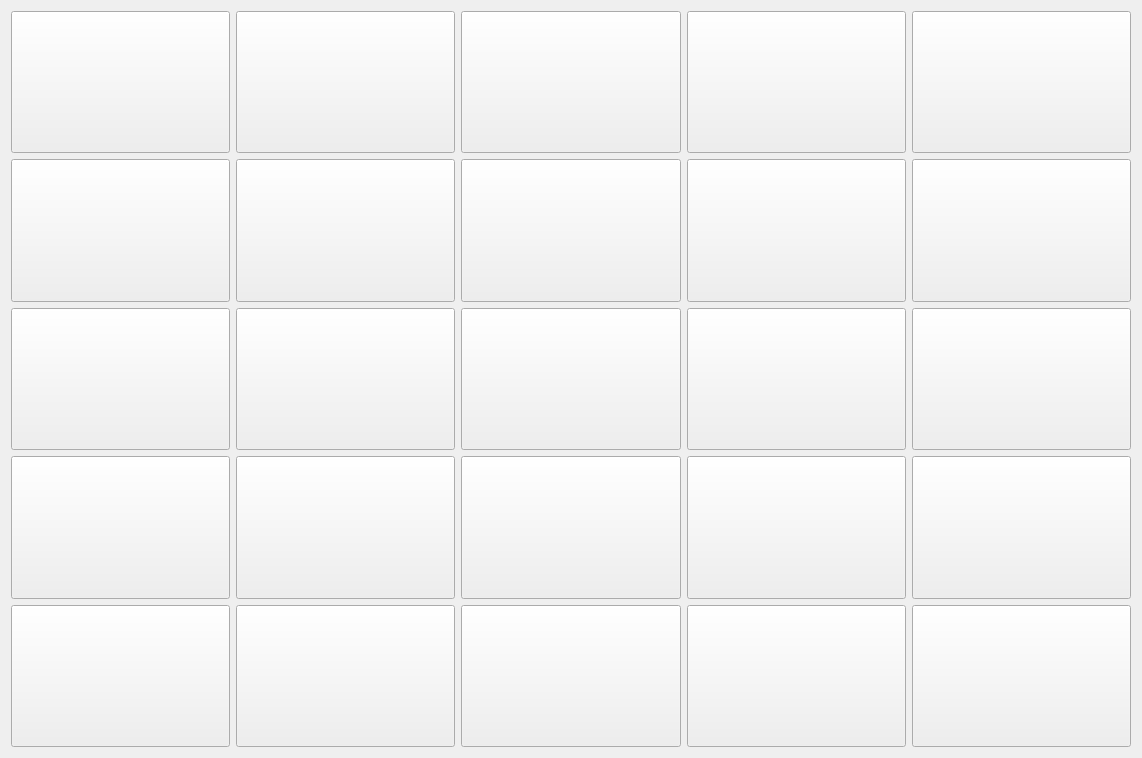
First picture: the form in Qt/UI.ui, repository sun92122/split_phy, before the edit.
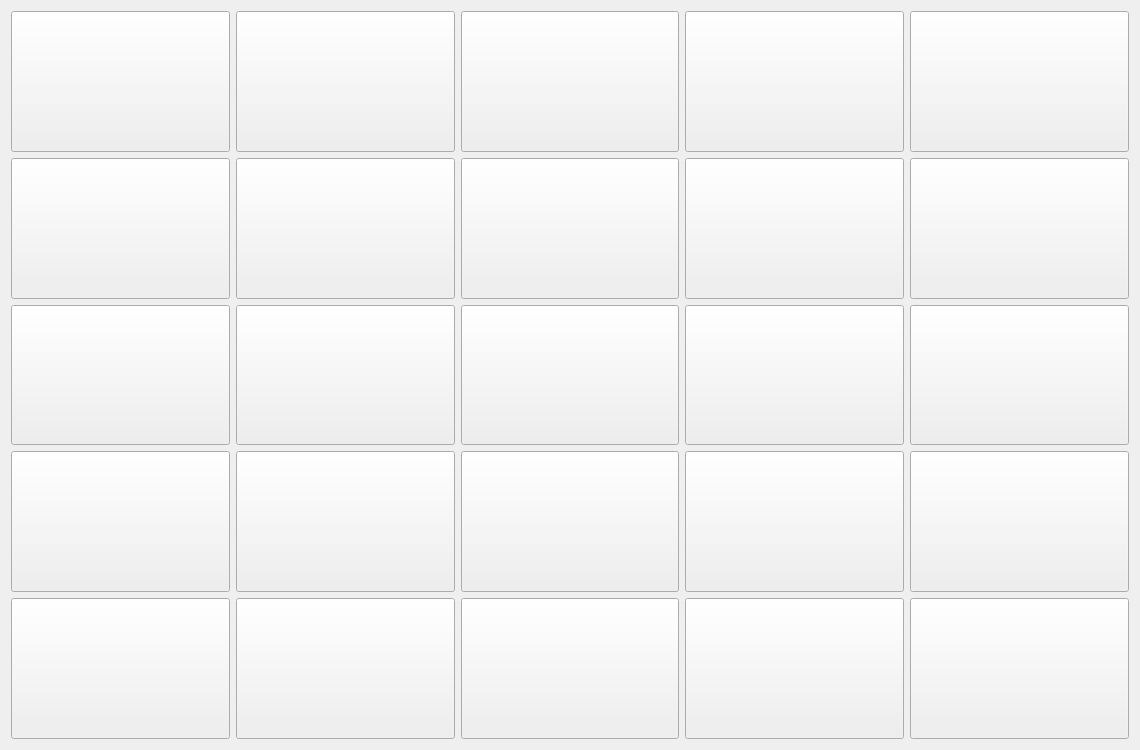
Second picture: the form after the edit.

```diff
--- a/Qt/UI.ui
+++ b/Qt/UI.ui
@@ -6,8 +6,8 @@
    <rect>
     <x>0</x>
     <y>0</y>
-    <width>1142</width>
-    <height>758</height>
+    <width>1140</width>
+    <height>750</height>
    </rect>
   </property>
   <property name="windowTitle">
@@ -15,6 +15,22 @@
   </property>
   <widget class="QWidget" name="backgrond">
    <layout class="QHBoxLayout" name="backgrond_layout">
+    <item>
+     <spacer name="LSpacer">
+      <property name="orientation">
+       <enum>Qt::Horizontal</enum>
+      </property>
+      <property name="sizeType">
+       <enum>QSizePolicy::Fixed</enum>
+      </property>
+      <property name="sizeHint" stdset="0">
+       <size>
+        <width>0</width>
+        <height>20</height>
+       </size>
+      </property>
+     </spacer>
+    </item>
     <item>
      <layout class="QVBoxLayout" name="C1">
       <item>
@@ -660,6 +676,22 @@
       </item>
      </layout>
     </item>
+    <item>
+     <spacer name="RSpacer">
+      <property name="orientation">
+       <enum>Qt::Horizontal</enum>
+      </property>
+      <property name="sizeType">
+       <enum>QSizePolicy::Fixed</enum>
+      </property>
+      <property name="sizeHint" stdset="0">
+       <size>
+        <width>0</width>
+        <height>20</height>
+       </size>
+      </property>
+     </spacer>
+    </item>
    </layout>
   </widget>
   <action name="actionquit">
```
